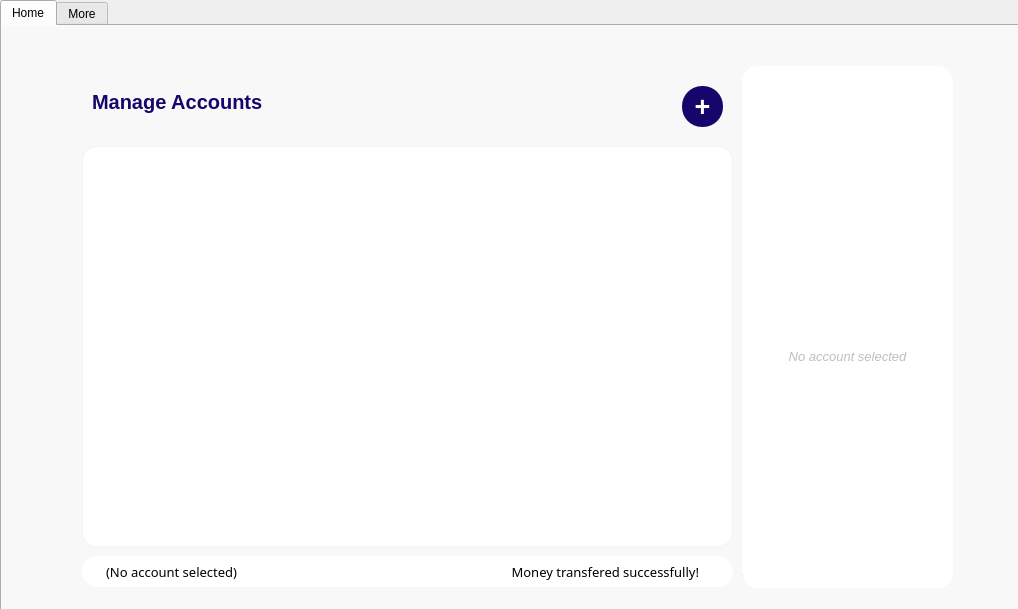
Before: the Qt Designer form Project/PaymentServiceWithQt/ClientForm.ui in andriybobchuk/PaymentService, drawn with Qt 5.
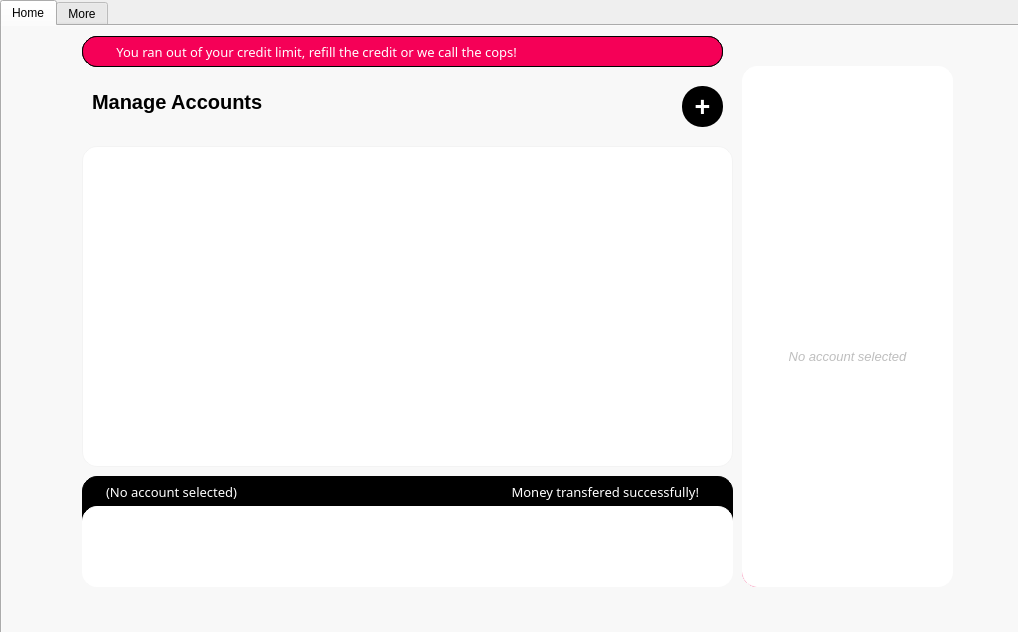
After: the same form once the commit is applied. Icons and pictures are not drawn.

What changed in the file:
```diff
--- a/Project/PaymentServiceWithQt/ClientForm.ui
+++ b/Project/PaymentServiceWithQt/ClientForm.ui
@@ -7,7 +7,7 @@
     <x>0</x>
     <y>0</y>
     <width>1018</width>
-    <height>609</height>
+    <height>632</height>
    </rect>
   </property>
   <property name="windowTitle">
@@ -58,7 +58,7 @@
       </font>
      </property>
      <property name="styleSheet">
-      <string notr="true">color: #16066B;</string>
+      <string notr="true">color: #000000;</string>
      </property>
      <property name="text">
       <string>Manage Accounts</string>
@@ -70,7 +70,7 @@
        <x>80</x>
        <y>120</y>
        <width>651</width>
-       <height>401</height>
+       <height>321</height>
       </rect>
      </property>
      <property name="styleSheet">
@@ -129,7 +129,7 @@
       <bool>false</bool>
      </attribute>
      <attribute name="horizontalHeaderDefaultSectionSize">
-      <number>150</number>
+      <number>110</number>
      </attribute>
      <attribute name="horizontalHeaderHighlightSections">
       <bool>true</bool>
@@ -279,7 +279,7 @@
       <property name="geometry">
        <rect>
         <x>30</x>
-        <y>115</y>
+        <y>116</y>
         <width>131</width>
         <height>16</height>
        </rect>
@@ -343,7 +343,7 @@
 border-radius: 20px;
 border-width: 2px;
 border-color: #3792fa;
-background-color: #16066B;
+background-color: #000000;
 color: #FFFFFF;
 }</string>
      </property>
@@ -458,7 +458,7 @@
        <x>740</x>
        <y>40</y>
        <width>211</width>
-       <height>522</height>
+       <height>521</height>
       </rect>
      </property>
      <property name="styleSheet">
@@ -623,15 +623,15 @@
      <property name="geometry">
       <rect>
        <x>80</x>
-       <y>530</y>
+       <y>450</y>
        <width>651</width>
-       <height>31</height>
+       <height>101</height>
       </rect>
      </property>
      <property name="styleSheet">
-      <string notr="true">background: #FFFFFF;
+      <string notr="true">background: #000000;
 border: 1px solid;
-border-color: #FFFFFF;
+border-color: #000000;
 border-radius:15px;</string>
      </property>
      <widget class="QLabel" name="l_currentAccount">
@@ -651,7 +651,7 @@
        </font>
       </property>
       <property name="styleSheet">
-       <string notr="true"/>
+       <string notr="true">color: #FFFFFF</string>
       </property>
       <property name="text">
        <string>(No account selected)</string>
@@ -674,6 +674,9 @@
         <bold>false</bold>
        </font>
       </property>
+      <property name="styleSheet">
+       <string notr="true">color: #FFFFFF</string>
+      </property>
       <property name="text">
        <string>Money transfered successfully!</string>
       </property>
@@ -682,6 +685,131 @@
       </property>
      </widget>
     </widget>
+    <widget class="QWidget" name="widget_5" native="true">
+     <property name="geometry">
+      <rect>
+       <x>80</x>
+       <y>480</y>
+       <width>651</width>
+       <height>81</height>
+      </rect>
+     </property>
+     <property name="styleSheet">
+      <string notr="true">background: #FFFFFF;
+border: 1px solid;
+border-color: #FFFFFF;
+border-radius:15px;</string>
+     </property>
+     <widget class="QLabel" name="l_accountType">
+      <property name="geometry">
+       <rect>
+        <x>20</x>
+        <y>0</y>
+        <width>251</width>
+        <height>31</height>
+       </rect>
+      </property>
+      <property name="font">
+       <font>
+        <family>Segoe UI Semibold</family>
+        <pointsize>10</pointsize>
+        <bold>false</bold>
+       </font>
+      </property>
+      <property name="styleSheet">
+       <string notr="true"/>
+      </property>
+      <property name="text">
+       <string/>
+      </property>
+     </widget>
+     <widget class="QLabel" name="I_accountFeature">
+      <property name="geometry">
+       <rect>
+        <x>210</x>
+        <y>10</y>
+        <width>411</width>
+        <height>61</height>
+       </rect>
+      </property>
+      <property name="font">
+       <font>
+        <family>Segoe UI Semilight</family>
+        <pointsize>10</pointsize>
+        <italic>false</italic>
+        <bold>false</bold>
+       </font>
+      </property>
+      <property name="text">
+       <string/>
+      </property>
+      <property name="alignment">
+       <set>Qt::AlignRight|Qt::AlignTrailing|Qt::AlignVCenter</set>
+      </property>
+     </widget>
+     <widget class="QLabel" name="l_accountAmount">
+      <property name="geometry">
+       <rect>
+        <x>20</x>
+        <y>30</y>
+        <width>191</width>
+        <height>31</height>
+       </rect>
+      </property>
+      <property name="font">
+       <font>
+        <family>Segoe UI Semibold</family>
+        <pointsize>14</pointsize>
+        <bold>true</bold>
+       </font>
+      </property>
+      <property name="styleSheet">
+       <string notr="true"/>
+      </property>
+      <property name="text">
+       <string/>
+      </property>
+     </widget>
+    </widget>
+    <widget class="QWidget" name="w_debt" native="true">
+     <property name="geometry">
+      <rect>
+       <x>80</x>
+       <y>10</y>
+       <width>641</width>
+       <height>31</height>
+      </rect>
+     </property>
+     <property name="styleSheet">
+      <string notr="true">background: #f50057;
+border: 1px solid;
+border-color: #000000;
+border-radius:15px;</string>
+     </property>
+     <widget class="QLabel" name="l_currentAccount_2">
+      <property name="geometry">
+       <rect>
+        <x>0</x>
+        <y>0</y>
+        <width>641</width>
+        <height>31</height>
+       </rect>
+      </property>
+      <property name="font">
+       <font>
+        <family>Segoe UI Semibold</family>
+        <pointsize>10</pointsize>
+        <bold>false</bold>
+       </font>
+      </property>
+      <property name="styleSheet">
+       <string notr="true">color: #FFFFFF</string>
+      </property>
+      <property name="text">
+       <string>         You ran out of your credit limit, refill the credit or we call the cops!</string>
+      </property>
+     </widget>
+    </widget>
     <zorder>label</zorder>
     <zorder>tw_accounts</zorder>
     <zorder>w_transfer</zorder>
@@ -690,6 +818,8 @@
     <zorder>w_transfer_2</zorder>
     <zorder>w_placeholder</zorder>
     <zorder>widget_2</zorder>
+    <zorder>widget_5</zorder>
+    <zorder>w_debt</zorder>
    </widget>
    <widget class="QWidget" name="tab_3">
     <property name="styleSheet">
@@ -852,7 +982,7 @@
        <property name="geometry">
         <rect>
          <x>20</x>
-         <y>40</y>
+         <y>50</y>
          <width>131</width>
          <height>21</height>
         </rect>
@@ -871,6 +1001,33 @@
         <set>Qt::AlignLeading|Qt::AlignLeft|Qt::AlignVCenter</set>
        </property>
       </widget>
+      <widget class="QLabel" name="l_user_6">
+       <property name="geometry">
+        <rect>
+         <x>20</x>
+         <y>70</y>
+         <width>131</width>
+         <height>21</height>
+        </rect>
+       </property>
+       <property name="font">
+        <font>
+         <family>Segoe UI</family>
+         <pointsize>9</pointsize>
+         <bold>true</bold>
+         <underline>true</underline>
+        </font>
+       </property>
+       <property name="styleSheet">
+        <string notr="true">color: #f50057</string>
+       </property>
+       <property name="text">
+        <string>andriybobchuk.com</string>
+       </property>
+       <property name="alignment">
+        <set>Qt::AlignLeading|Qt::AlignLeft|Qt::AlignVCenter</set>
+       </property>
+      </widget>
      </widget>
     </widget>
    </widget>
```
